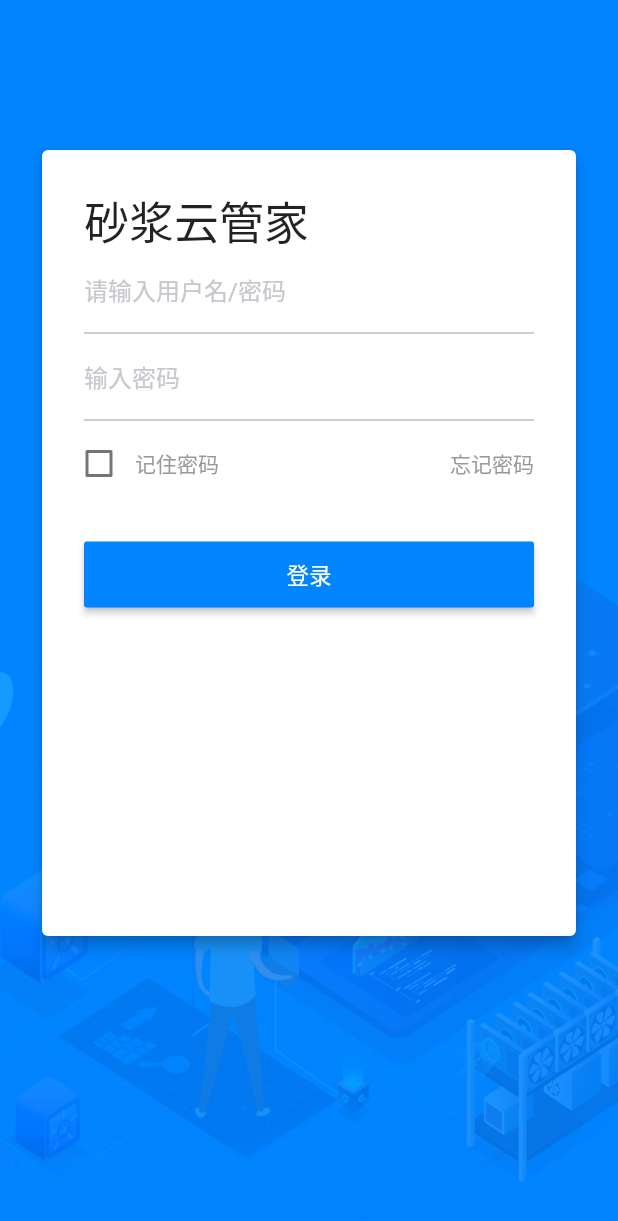
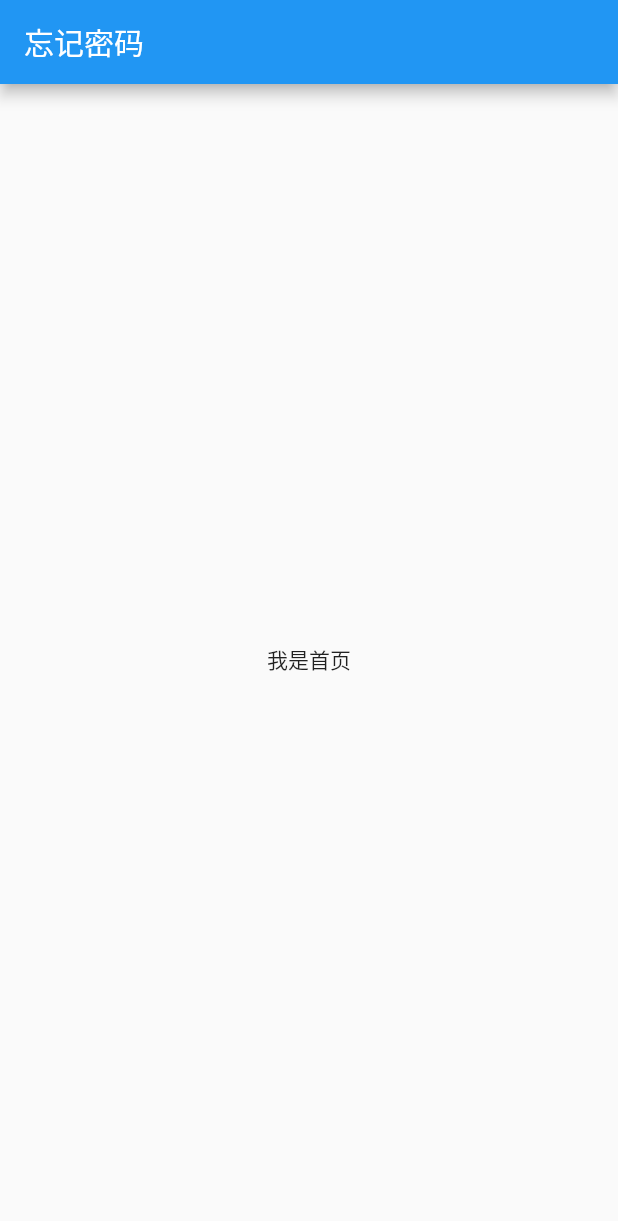
Before and after one commit to jieyu2333/flutter_saas, a Flutter app: the screen it shows after launch, after a tap on "登录", on a phone screen of 412 x 824 dp. Shown: the top 1221 px of the screen. Run offline on Flutter 3.47's test engine with Material 2 defaults, Android fonts, the phone set to English and light mode, and no system bars.

```diff
--- a/lib/view/forget_password_page.dart
+++ b/lib/view/forget_password_page.dart
@@ -37,8 +37,6 @@ class _ForgetPasswordPageState extends State<ForgetPasswordPage> {
                 color: Color(0XFFEEEEEE),
               ),
             ),
-
-
             Padding(
               padding: const EdgeInsets.fromLTRB(16.0, 0.0, 16.0, 0.0),
               child: Stack(
@@ -82,8 +80,6 @@ class _ForgetPasswordPageState extends State<ForgetPasswordPage> {
                 color: Color(0XFFEEEEEE),
               ),
             ),
-
-
             Padding(
               padding: const EdgeInsets.fromLTRB(16.0, 0.0, 16.0, 0.0),
               child: TextField(
@@ -125,7 +121,6 @@ class _ForgetPasswordPageState extends State<ForgetPasswordPage> {
                 ),
               ),
             ),
-
           ],
         ),
       ),
--- /dev/null
+++ b/lib/view/home_page.dart
@@ -0,0 +1,21 @@
+import 'package:flutter/material.dart';
+
+class HomePage extends StatefulWidget {
+  _HomePageState createState() => _HomePageState();
+}
+
+class _HomePageState extends State<HomePage> {
+  @override
+  Widget build(BuildContext context) {
+    return Scaffold(
+      appBar: AppBar(
+        title: Text('忘记密码'),
+      ),
+      body: Container(
+        child: Center(
+          child: Text('我是首页'),
+        ),
+      ),
+    );
+  }
+}
--- a/lib/view/login_page.dart
+++ b/lib/view/login_page.dart
@@ -1,6 +1,7 @@
 import 'package:flutter/material.dart';
 
 import 'forget_password_page.dart';
+import 'home_page.dart';
 
 class LoginPage extends StatefulWidget {
   @override
@@ -24,6 +25,17 @@ class _LoginPageState extends State<LoginPage> {
       MaterialPageRoute(
         builder: (context) => ForgetPasswordPage(),
       ),
+    );
+  }
+
+  ///主页
+  void goHome() {
+    Navigator.pushAndRemoveUntil(
+      context,
+      MaterialPageRoute(
+        builder: (context) => HomePage(),
+      ),
+      (route) => route == null,
     );
   }
 
@@ -150,7 +162,7 @@ class _LoginPageState extends State<LoginPage> {
                       textColor: Colors.white,
                       color: Color(0xFF0084FF),
                       onPressed: () {
-                        print('登陆');
+                        goHome();
                       },
                       child: Text(
                         '登录',
```
